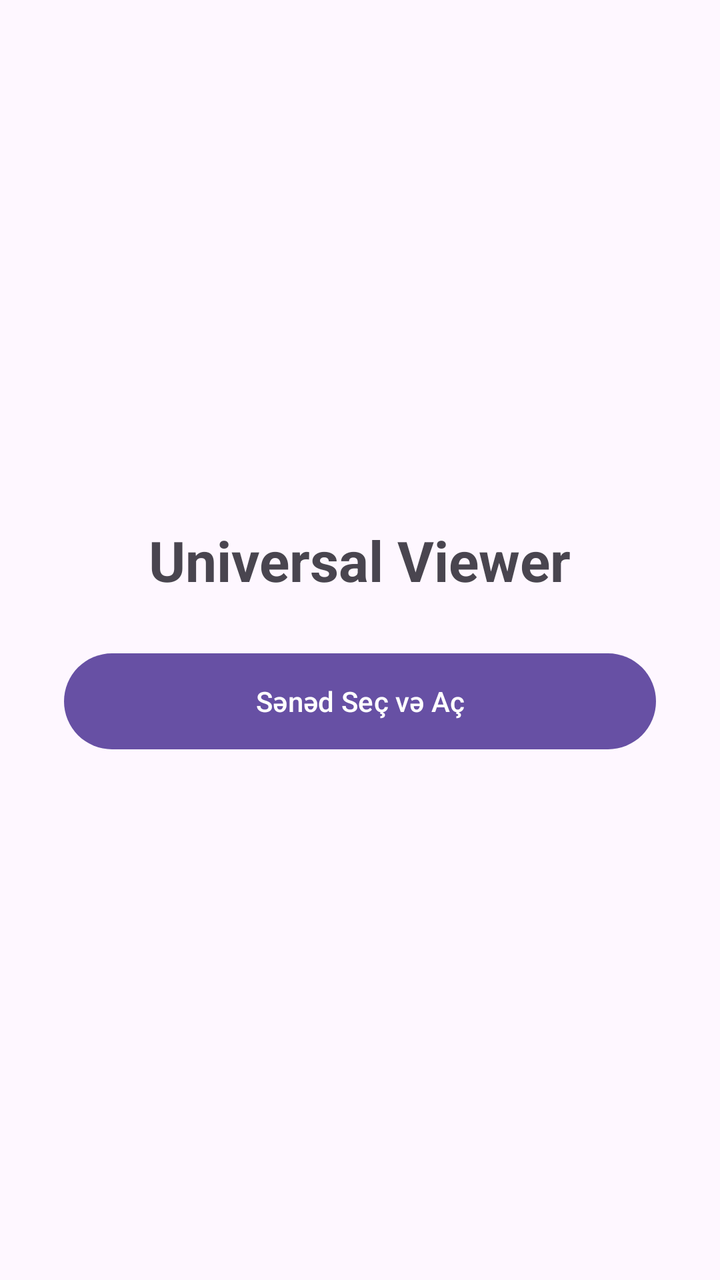
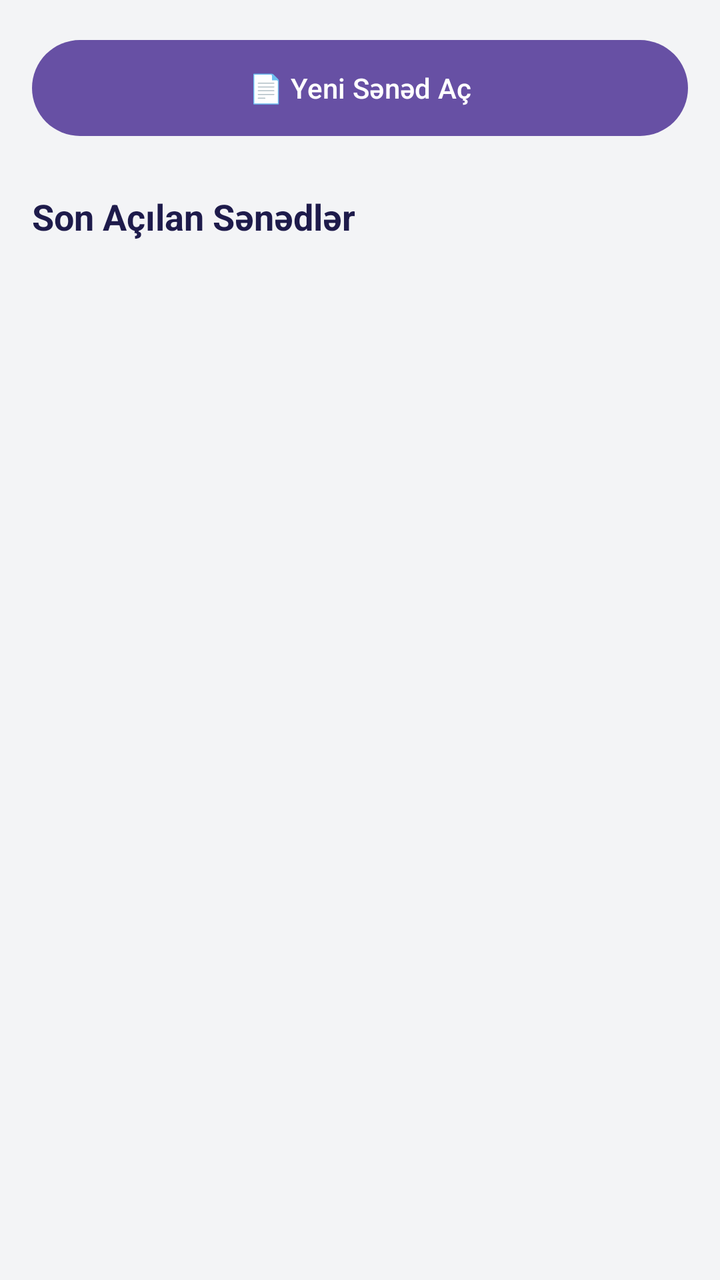

Two renders of the same Android screen: before a commit and after it. Below are the layout's source before the change and the commit's diff.
<!-- AndroidManifest.xml: application theme Theme.Material3.DayNight.NoActionBar -->
<!-- res/layout/activity_main.xml -->
<?xml version="1.0" encoding="utf-8"?>
<LinearLayout xmlns:android="http://schemas.android.com/apk/res/android"
    android:layout_width="match_parent"
    android:layout_height="match_parent"
    android:gravity="center"
    android:orientation="vertical"
    android:padding="32dp">

    <TextView
        android:layout_width="wrap_content"
        android:layout_height="wrap_content"
        android:text="Universal Viewer"
        android:textSize="28sp"
        android:textStyle="bold" />

    <com.google.android.material.button.MaterialButton
        android:id="@+id/btnOpenFile"
        android:layout_width="match_parent"
        android:layout_height="56dp"
        android:layout_marginTop="24dp"
        android:text="Sənəd Seç və Aç" />
</LinearLayout>
<!-- resources referenced by this layout -->
<resources>

</resources>

<!-- the commit's change to res/layout/activity_main.xml (unified diff, before → after) -->
@@ -2,21 +2,29 @@
 <LinearLayout xmlns:android="http://schemas.android.com/apk/res/android"
     android:layout_width="match_parent"
     android:layout_height="match_parent"
-    android:gravity="center"
     android:orientation="vertical"
-    android:padding="32dp">
-
-    <TextView
-        android:layout_width="wrap_content"
-        android:layout_height="wrap_content"
-        android:text="Universal Viewer"
-        android:textSize="28sp"
-        android:textStyle="bold" />
+    android:padding="16dp"
+    android:background="#F3F4F6">
 
     <com.google.android.material.button.MaterialButton
         android:id="@+id/btnOpenFile"
         android:layout_width="match_parent"
         android:layout_height="56dp"
+        android:text="📄 Yeni Sənəd Aç" />
+
+    <TextView
+        android:layout_width="wrap_content"
+        android:layout_height="wrap_content"
         android:layout_marginTop="24dp"
-        android:text="Sənəd Seç və Aç" />
+        android:text="Son Açılan Sənədlər"
+        android:textSize="18sp"
+        android:textStyle="bold"
+        android:textColor="#1E1B4B" />
+
+    
+    <androidx.recyclerview.widget.RecyclerView
+        android:id="@+id/recyclerViewRecent"
+        android:layout_width="match_parent"
+        android:layout_height="match_parent"
+        android:layout_marginTop="8dp" />
 </LinearLayout>
